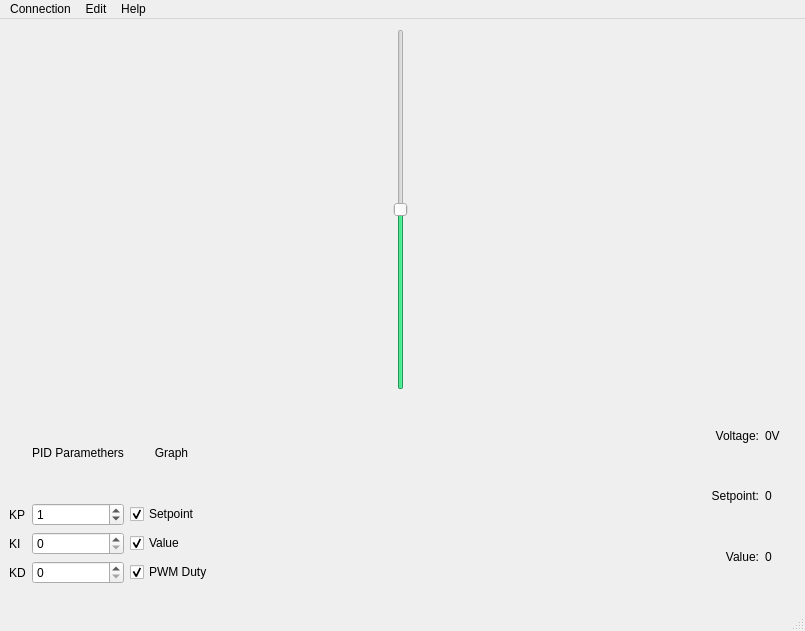
Before: the Qt Designer form Qt/uic/mainwindow.ui in mbober1/EDrive, drawn with Qt 5.
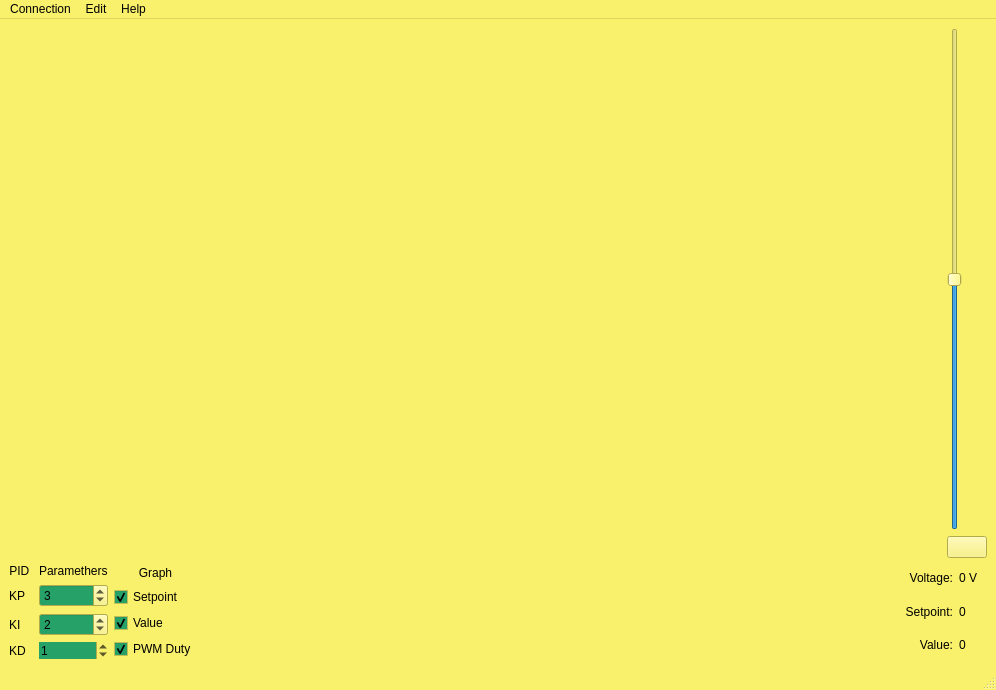
After: the same form once the commit is applied. Icons and pictures are not drawn.

Commit message: stop button (closes #12)

What changed in the file:
```diff
--- a/Qt/uic/mainwindow.ui
+++ b/Qt/uic/mainwindow.ui
@@ -6,79 +6,250 @@
    <rect>
     <x>0</x>
     <y>0</y>
-    <width>805</width>
-    <height>631</height>
+    <width>996</width>
+    <height>690</height>
    </rect>
   </property>
   <property name="palette">
    <palette>
     <active>
+     <colorrole role="WindowText">
+      <brush brushstyle="SolidPattern">
+       <color alpha="255">
+        <red>0</red>
+        <green>0</green>
+        <blue>0</blue>
+       </color>
+      </brush>
+     </colorrole>
+     <colorrole role="Button">
+      <brush brushstyle="SolidPattern">
+       <color alpha="255">
+        <red>249</red>
+        <green>240</green>
+        <blue>107</blue>
+       </color>
+      </brush>
+     </colorrole>
+     <colorrole role="Light">
+      <brush brushstyle="SolidPattern">
+       <color alpha="255">
+        <red>255</red>
+        <green>253</green>
+        <blue>228</blue>
+       </color>
+      </brush>
+     </colorrole>
+     <colorrole role="Midlight">
+      <brush brushstyle="SolidPattern">
+       <color alpha="255">
+        <red>252</red>
+        <green>246</green>
+        <blue>167</blue>
+       </color>
+      </brush>
+     </colorrole>
      <colorrole role="Dark">
       <brush brushstyle="SolidPattern">
        <color alpha="255">
-        <red>25</red>
-        <green>25</green>
-        <blue>25</blue>
+        <red>124</red>
+        <green>120</green>
+        <blue>53</blue>
        </color>
       </brush>
      </colorrole>
-     <colorrole role="Highlight">
+     <colorrole role="Mid">
       <brush brushstyle="SolidPattern">
        <color alpha="255">
-        <red>38</red>
-        <green>162</green>
-        <blue>105</blue>
+        <red>166</red>
+        <green>160</green>
+        <blue>71</blue>
        </color>
       </brush>
      </colorrole>
-     <colorrole role="Link">
+     <colorrole role="Text">
       <brush brushstyle="SolidPattern">
        <color alpha="255">
-        <red>87</red>
-        <green>227</green>
-        <blue>137</blue>
+        <red>0</red>
+        <green>0</green>
+        <blue>0</blue>
        </color>
       </brush>
      </colorrole>
-     <colorrole role="LinkVisited">
+     <colorrole role="BrightText">
       <brush brushstyle="SolidPattern">
        <color alpha="255">
+        <red>192</red>
+        <green>28</green>
+        <blue>40</blue>
+       </color>
+      </brush>
+     </colorrole>
+     <colorrole role="ButtonText">
+      <brush brushstyle="SolidPattern">
+       <color alpha="255">
+        <red>0</red>
+        <green>0</green>
+        <blue>0</blue>
+       </color>
+      </brush>
+     </colorrole>
+     <colorrole role="Base">
+      <brush brushstyle="SolidPattern">
+       <color alpha="255">
         <red>38</red>
         <green>162</green>
         <blue>105</blue>
        </color>
       </brush>
      </colorrole>
+     <colorrole role="Window">
+      <brush brushstyle="SolidPattern">
+       <color alpha="255">
+        <red>249</red>
+        <green>240</green>
+        <blue>107</blue>
+       </color>
+      </brush>
+     </colorrole>
+     <colorrole role="Shadow">
+      <brush brushstyle="SolidPattern">
+       <color alpha="255">
+        <red>0</red>
+        <green>0</green>
+        <blue>0</blue>
+       </color>
+      </brush>
+     </colorrole>
+     <colorrole role="HighlightedText">
+      <brush brushstyle="SolidPattern">
+       <color alpha="255">
+        <red>153</red>
+        <green>193</green>
+        <blue>241</blue>
+       </color>
+      </brush>
+     </colorrole>
+     <colorrole role="AlternateBase">
+      <brush brushstyle="SolidPattern">
+       <color alpha="255">
+        <red>252</red>
+        <green>247</green>
+        <blue>181</blue>
+       </color>
+      </brush>
+     </colorrole>
+     <colorrole role="ToolTipBase">
+      <brush brushstyle="SolidPattern">
+       <color alpha="255">
+        <red>255</red>
+        <green>255</green>
+        <blue>220</blue>
+       </color>
+      </brush>
+     </colorrole>
+     <colorrole role="ToolTipText">
+      <brush brushstyle="SolidPattern">
+       <color alpha="255">
+        <red>0</red>
+        <green>0</green>
+        <blue>0</blue>
+       </color>
+      </brush>
+     </colorrole>
+     <colorrole role="PlaceholderText">
+      <brush brushstyle="SolidPattern">
+       <color alpha="128">
+        <red>0</red>
+        <green>0</green>
+        <blue>0</blue>
+       </color>
+      </brush>
+     </colorrole>
     </active>
     <inactive>
+     <colorrole role="WindowText">
+      <brush brushstyle="SolidPattern">
+       <color alpha="255">
+        <red>0</red>
+        <green>0</green>
+        <blue>0</blue>
+       </color>
+      </brush>
+     </colorrole>
+     <colorrole role="Button">
+      <brush brushstyle="SolidPattern">
+       <color alpha="255">
+        <red>249</red>
+        <green>240</green>
+        <blue>107</blue>
+       </color>
+      </brush>
+     </colorrole>
+     <colorrole role="Light">
+      <brush brushstyle="SolidPattern">
+       <color alpha="255">
+        <red>255</red>
+        <green>253</green>
+        <blue>228</blue>
+       </color>
+      </brush>
+     </colorrole>
+     <colorrole role="Midlight">
+      <brush brushstyle="SolidPattern">
+       <color alpha="255">
+        <red>252</red>
+        <green>246</green>
+        <blue>167</blue>
+       </color>
+      </brush>
+     </colorrole>
      <colorrole role="Dark">
       <brush brushstyle="SolidPattern">
        <color alpha="255">
-        <red>24</red>
-        <green>24</green>
-        <blue>24</blue>
+        <red>124</red>
+        <green>120</green>
+        <blue>53</blue>
        </color>
       </brush>
      </colorrole>
-     <colorrole role="Highlight">
+     <colorrole role="Mid">
       <brush brushstyle="SolidPattern">
        <color alpha="255">
-        <red>51</red>
-        <green>209</green>
-        <blue>122</blue>
+        <red>166</red>
+        <green>160</green>
+        <blue>71</blue>
        </color>
       </brush>
      </colorrole>
-     <colorrole role="Link">
+     <colorrole role="Text">
       <brush brushstyle="SolidPattern">
        <color alpha="255">
-        <red>87</red>
-        <green>227</green>
-        <blue>137</blue>
+        <red>0</red>
+        <green>0</green>
+        <blue>0</blue>
        </color>
       </brush>
      </colorrole>
-     <colorrole role="LinkVisited">
+     <colorrole role="BrightText">
+      <brush brushstyle="SolidPattern">
+       <color alpha="255">
+        <red>129</red>
+        <green>61</green>
+        <blue>156</blue>
+       </color>
+      </brush>
+     </colorrole>
+     <colorrole role="ButtonText">
+      <brush brushstyle="SolidPattern">
+       <color alpha="255">
+        <red>0</red>
+        <green>0</green>
+        <blue>0</blue>
+       </color>
+      </brush>
+     </colorrole>
+     <colorrole role="Base">
       <brush brushstyle="SolidPattern">
        <color alpha="255">
         <red>38</red>
@@ -87,41 +258,221 @@
        </color>
       </brush>
      </colorrole>
+     <colorrole role="Window">
+      <brush brushstyle="SolidPattern">
+       <color alpha="255">
+        <red>249</red>
+        <green>240</green>
+        <blue>107</blue>
+       </color>
+      </brush>
+     </colorrole>
+     <colorrole role="Shadow">
+      <brush brushstyle="SolidPattern">
+       <color alpha="255">
+        <red>0</red>
+        <green>0</green>
+        <blue>0</blue>
+       </color>
+      </brush>
+     </colorrole>
+     <colorrole role="HighlightedText">
+      <brush brushstyle="SolidPattern">
+       <color alpha="255">
+        <red>198</red>
+        <green>70</green>
+        <blue>0</blue>
+       </color>
+      </brush>
+     </colorrole>
+     <colorrole role="AlternateBase">
+      <brush brushstyle="SolidPattern">
+       <color alpha="255">
+        <red>252</red>
+        <green>247</green>
+        <blue>181</blue>
+       </color>
+      </brush>
+     </colorrole>
+     <colorrole role="ToolTipBase">
+      <brush brushstyle="SolidPattern">
+       <color alpha="255">
+        <red>255</red>
+        <green>255</green>
+        <blue>220</blue>
+       </color>
+      </brush>
+     </colorrole>
+     <colorrole role="ToolTipText">
+      <brush brushstyle="SolidPattern">
+       <color alpha="255">
+        <red>0</red>
+        <green>0</green>
+        <blue>0</blue>
+       </color>
+      </brush>
+     </colorrole>
+     <colorrole role="PlaceholderText">
+      <brush brushstyle="SolidPattern">
+       <color alpha="128">
+        <red>0</red>
+        <green>0</green>
+        <blue>0</blue>
+       </color>
+      </brush>
+     </colorrole>
     </inactive>
     <disabled>
+     <colorrole role="WindowText">
+      <brush brushstyle="SolidPattern">
+       <color alpha="255">
+        <red>124</red>
+        <green>120</green>
+        <blue>53</blue>
+       </color>
+      </brush>
+     </colorrole>
+     <colorrole role="Button">
+      <brush brushstyle="SolidPattern">
+       <color alpha="255">
+        <red>249</red>
+        <green>240</green>
+        <blue>107</blue>
+       </color>
+      </brush>
+     </colorrole>
+     <colorrole role="Light">
+      <brush brushstyle="SolidPattern">
+       <color alpha="255">
+        <red>255</red>
+        <green>253</green>
+        <blue>228</blue>
+       </color>
+      </brush>
+     </colorrole>
+     <colorrole role="Midlight">
+      <brush brushstyle="SolidPattern">
+       <color alpha="255">
+        <red>252</red>
+        <green>246</green>
+        <blue>167</blue>
+       </color>
+      </brush>
+     </colorrole>
      <colorrole role="Dark">
       <brush brushstyle="SolidPattern">
        <color alpha="255">
-        <red>24</red>
-        <green>24</green>
-        <blue>24</blue>
+        <red>124</red>
+        <green>120</green>
+        <blue>53</blue>
        </color>
       </brush>
      </colorrole>
-     <colorrole role="Highlight">
+     <colorrole role="Mid">
       <brush brushstyle="SolidPattern">
        <color alpha="255">
-        <red>143</red>
+        <red>166</red>
+        <green>160</green>
+        <blue>71</blue>
+       </color>
+      </brush>
+     </colorrole>
+     <colorrole role="Text">
+      <brush brushstyle="SolidPattern">
+       <color alpha="255">
+        <red>124</red>
+        <green>120</green>
+        <blue>53</blue>
+       </color>
+      </brush>
+     </colorrole>
+     <colorrole role="BrightText">
+      <brush brushstyle="SolidPattern">
+       <color alpha="255">
+        <red>192</red>
+        <green>28</green>
+        <blue>40</blue>
+       </color>
+      </brush>
+     </colorrole>
+     <colorrole role="ButtonText">
+      <brush brushstyle="SolidPattern">
+       <color alpha="255">
+        <red>124</red>
+        <green>120</green>
+        <blue>53</blue>
+       </color>
+      </brush>
+     </colorrole>
+     <colorrole role="Base">
+      <brush brushstyle="SolidPattern">
+       <color alpha="255">
+        <red>249</red>
         <green>240</green>
-        <blue>164</blue>
+        <blue>107</blue>
        </color>
       </brush>
      </colorrole>
-     <colorrole role="Link">
+     <colorrole role="Window">
       <brush brushstyle="SolidPattern">
        <color alpha="255">
-        <red>87</red>
-        <green>227</green>
-        <blue>137</blue>
+        <red>249</red>
+        <green>240</green>
+        <blue>107</blue>
        </color>
       </brush>
      </colorrole>
-     <colorrole role="LinkVisited">
+     <colorrole role="Shadow">
       <brush brushstyle="SolidPattern">
        <color alpha="255">
-        <red>38</red>
-        <green>162</green>
-        <blue>105</blue>
+        <red>0</red>
+        <green>0</green>
+        <blue>0</blue>
+       </color>
+      </brush>
+     </colorrole>
+     <colorrole role="HighlightedText">
+      <brush brushstyle="SolidPattern">
+       <color alpha="255">
+        <red>152</red>
+        <green>106</green>
+        <blue>68</blue>
+       </color>
+      </brush>
+     </colorrole>
+     <colorrole role="AlternateBase">
+      <brush brushstyle="SolidPattern">
+       <color alpha="255">
+        <red>249</red>
+        <green>240</green>
+        <blue>107</blue>
+       </color>
+      </brush>
+     </colorrole>
+     <colorrole role="ToolTipBase">
+      <brush brushstyle="SolidPattern">
+       <color alpha="255">
+        <red>255</red>
+        <green>255</green>
+        <blue>220</blue>
+       </color>
+      </brush>
+     </colorrole>
+     <colorrole role="ToolTipText">
+      <brush brushstyle="SolidPattern">
+       <color alpha="255">
+        <red>0</red>
+        <green>0</green>
+        <blue>0</blue>
+       </color>
+      </brush>
+     </colorrole>
+     <colorrole role="PlaceholderText">
+      <brush brushstyle="SolidPattern">
+       <color alpha="128">
+        <red>0</red>
+        <green>0</green>
+        <blue>0</blue>
        </color>
       </brush>
      </colorrole>
@@ -139,215 +490,300 @@
    <double>0.950000000000000</double>
   </property>
   <widget class="QWidget" name="centralwidget">
-   <widget class="QWidget" name="gridLayoutWidget">
-    <property name="geometry">
-     <rect>
-      <x>9</x>
-      <y>389</y>
-      <width>781</width>
-      <height>176</height>
-     </rect>
-    </property>
-    <layout class="QGridLayout" name="gridLayout">
-     <item row="0" column="4">
-      <layout class="QGridLayout" name="gridLayout_2">
-       <property name="leftMargin">
-        <number>10</number>
-       </property>
-       <property name="rightMargin">
-        <number>10</number>
-       </property>
-       <item row="0" column="1">
-        <widget class="QLabel" name="voltageLabelValue">
-         <property name="text">
-          <string>0V</string>
-         </property>
-        </widget>
-       </item>
-       <item row="1" column="0">
-        <widget class="QLabel" name="setpointLabel">
-         <property name="text">
-          <string>Setpoint:</string>
-         </property>
-         <property name="alignment">
-          <set>Qt::AlignRight|Qt::AlignTrailing|Qt::AlignVCenter</set>
-         </property>
-        </widget>
-       </item>
-       <item row="0" column="0">
-        <widget class="QLabel" name="voltageLabel">
-         <property name="text">
-          <string>Voltage:</string>
-         </property>
-         <property name="alignment">
-          <set>Qt::AlignRight|Qt::AlignTrailing|Qt::AlignVCenter</set>
-         </property>
-        </widget>
-       </item>
-       <item row="2" column="0">
-        <widget class="QLabel" name="valueLabel">
-         <property name="text">
-          <string>Value:</string>
-         </property>
-         <property name="alignment">
-          <set>Qt::AlignRight|Qt::AlignTrailing|Qt::AlignVCenter</set>
-         </property>
-        </widget>
-       </item>
-       <item row="1" column="1">
-        <widget class="QLabel" name="setpointLabelValue">
-         <property name="text">
-          <string>0</string>
-         </property>
-        </widget>
-       </item>
-       <item row="2" column="1">
-        <widget class="QLabel" name="valueLabelValue">
-         <property name="text">
-          <string>0</string>
-         </property>
-        </widget>
-       </item>
-      </layout>
-     </item>
-     <item row="0" column="0">
-      <layout class="QGridLayout" name="gridLayout_3">
-       <item row="2" column="3">
-        <widget class="QCheckBox" name="ValueCheckBox">
-         <property name="text">
-          <string>Value</string>
-         </property>
-         <property name="checked">
-          <bool>true</bool>
-         </property>
-        </widget>
-       </item>
-       <item row="2" column="4">
-        <spacer name="horizontalSpacer">
-         <property name="orientation">
-          <enum>Qt::Horizontal</enum>
-         </property>
-         <property name="sizeHint" stdset="0">
-          <size>
-           <width>40</width>
-           <height>20</height>
-          </size>
-         </property>
-        </spacer>
-       </item>
-       <item row="1" column="1">
-        <widget class="QLabel" name="KpLabel">
-         <property name="text">
-          <string>KP</string>
-         </property>
-        </widget>
-       </item>
-       <item row="3" column="2">
-        <widget class="QSpinBox" name="KdSpinbox"/>
-       </item>
-       <item row="2" column="1">
-        <widget class="QLabel" name="KiLabel">
-         <property name="text">
-          <string>KI</string>
-         </property>
-        </widget>
-       </item>
-       <item row="2" column="2">
-        <widget class="QSpinBox" name="KiSpinbox"/>
-       </item>
-       <item row="1" column="2">
-        <widget class="QSpinBox" name="KpSpinBox">
-         <property name="value">
-          <number>1</number>
-         </property>
-        </widget>
-       </item>
-       <item row="3" column="1">
-        <widget class="QLabel" name="KdLabel">
-         <property name="text">
-          <string>KD</string>
-         </property>
-        </widget>
-       </item>
-       <item row="1" column="3">
-        <widget class="QCheckBox" name="SetpointCheckBox">
-         <property name="text">
-          <string>Setpoint</string>
-         </property>
-         <property name="checked">
-          <bool>true</bool>
-         </property>
-        </widget>
-       </item>
-       <item row="3" column="3">
-        <widget class="QCheckBox" name="DutyCheckBox">
-         <property name="text">
-          <string>PWM Duty</string>
-         </property>
-         <property name="checked">
-          <bool>true</bool>
-         </property>
-        </widget>
-       </item>
-       <item row="0" column="2">
-        <widget class="QLabel" name="label">
-         <property name="text">
-          <string>PID Paramethers</string>
-         </property>
-         <property name="alignment">
-          <set>Qt::AlignCenter</set>
-         </property>
-        </widget>
-       </item>
-       <item row="0" column="3">
-        <widget class="QLabel" name="label_2">
-         <property name="text">
-          <string>Graph</string>
-         </property>
-         <property name="alignment">
-          <set>Qt::AlignCenter</set>
-         </property>
-        </widget>
-       </item>
-      </layout>
-     </item>
-    </layout>
-   </widget>
-   <widget class="QWidget" name="horizontalLayoutWidget">
-    <property name="geometry">
-     <rect>
-      <x>10</x>
-      <y>10</y>
-      <width>781</width>
-      <height>361</height>
-     </rect>
-    </property>
-    <layout class="QHBoxLayout" name="mainLayout">
-     <item>
-      <layout class="QGridLayout" name="chartLayout"/>
-     </item>
-     <item>
-      <widget class="QSlider" name="SetpointSlider">
-       <property name="minimum">
-        <number>-60</number>
-       </property>
-       <property name="maximum">
-        <number>60</number>
-       </property>
-       <property name="orientation">
-        <enum>Qt::Vertical</enum>
-       </property>
-      </widget>
-     </item>
-    </layout>
-   </widget>
+   <property name="sizePolicy">
+    <sizepolicy hsizetype="Expanding" vsizetype="Expanding">
+     <horstretch>0</horstretch>
+     <verstretch>0</verstretch>
+    </sizepolicy>
+   </property>
+   <layout class="QVBoxLayout" name="verticalLayout_2">
+    <item>
+     <layout class="QHBoxLayout" name="mainLayout">
+      <item>
+       <layout class="QGridLayout" name="chartLayout">
+        <item row="0" column="0">
+         <spacer name="horizontalSpacer_2">
+          <property name="orientation">
+           <enum>Qt::Horizontal</enum>
+          </property>
+          <property name="sizeHint" stdset="0">
+           <size>
+            <width>40</width>
+            <height>20</height>
+           </size>
+          </property>
+         </spacer>
+        </item>
+       </layout>
+      </item>
+      <item>
+       <layout class="QVBoxLayout" name="verticalLayout">
+        <item>
+         <widget class="QSlider" name="SetpointSlider">
+          <property name="minimumSize">
+           <size>
+            <width>0</width>
+            <height>400</height>
+           </size>
+          </property>
+          <property name="layoutDirection">
+           <enum>Qt::LeftToRight</enum>
+          </property>
+          <property name="minimum">
+           <number>-60</number>
+          </property>
+          <property name="maximum">
+           <number>60</number>
+          </property>
+          <property name="orientation">
+           <enum>Qt::Vertical</enum>
+          </property>
+         </widget>
+        </item>
+        <item>
+         <widget class="QPushButton" name="stopButton">
+          <property name="sizePolicy">
+           <sizepolicy hsizetype="Fixed" vsizetype="Fixed">
+            <horstretch>0</horstretch>
+            <verstretch>0</verstretch>
+           </sizepolicy>
+          </property>
+          <property name="minimumSize">
+           <size>
+            <width>20</width>
+            <height>20</height>
+           </size>
+          </property>
+          <property name="text">
+           <string/>
+          </property>
+          <property name="icon">
+           <iconset resource="../resources/resources.qrc">
+            <normaloff>:/icons/icons/quit.png</normaloff>:/icons/icons/quit.png</iconset>
+          </property>
+          <property name="iconSize">
+           <size>
+            <width>10</width>
+            <height>10</height>
+           </size>
+          </property>
+          <property name="shortcut">
+           <string>S</string>
+          </property>
+         </widget>
+        </item>
+       </layout>
+      </item>
+     </layout>
+    </item>
+    <item>
+     <layout class="QGridLayout" name="gridLayout">
+      <property name="sizeConstraint">
+       <enum>QLayout::SetMaximumSize</enum>
+      </property>
+      <item row="0" column="4">
+       <layout class="QGridLayout" name="gridLayout_2">
+        <property name="leftMargin">
+         <number>10</number>
+        </property>
+        <property name="rightMargin">
+         <number>10</number>
+        </property>
+        <item row="1" column="0">
+         <widget class="QLabel" name="setpointLabel">
+          <property name="text">
+           <string>Setpoint:</string>
+          </property>
+          <property name="alignment">
+           <set>Qt::AlignRight|Qt::AlignTrailing|Qt::AlignVCenter</set>
+          </property>
+         </widget>
+        </item>
+        <item row="2" column="0">
+         <widget class="QLabel" name="valueLabel">
+          <property name="text">
+           <string>Value:</string>
+          </property>
+          <property name="alignment">
+           <set>Qt::AlignRight|Qt::AlignTrailing|Qt::AlignVCenter</set>
+          </property>
+         </widget>
+        </item>
+        <item row="0" column="1">
+         <widget class="QLabel" name="voltageLabelValue">
+          <property name="text">
+           <string>0 V</string>
+          </property>
+         </widget>
+        </item>
+        <item row="1" column="1">
+         <widget class="QLabel" name="setpointLabelValue">
+          <property name="text">
+           <string>0</string>
+          </property>
+         </widget>
+        </item>
+        <item row="2" column="1">
+         <widget class="QLabel" name="valueLabelValue">
+          <property name="text">
+           <string>0</string>
+          </property>
+         </widget>
+        </item>
+        <item row="0" column="0">
+         <widget class="QLabel" name="voltageLabel">
+          <property name="text">
+           <string>Voltage:</string>
+          </property>
+          <property name="alignment">
+           <set>Qt::AlignRight|Qt::AlignTrailing|Qt::AlignVCenter</set>
+          </property>
+         </widget>
+        </item>
+       </layout>
+      </item>
+      <item row="0" column="0">
+       <layout class="QGridLayout" name="gridLayout_3">
+        <item row="4" column="2">
+         <widget class="QSpinBox" name="KdSpinbox">
+          <property name="wrapping">
+           <bool>false</bool>
+          </property>
+          <property name="frame">
+           <bool>false</bool>
+          </property>
+          <property name="readOnly">
+           <bool>false</bool>
+          </property>
+          <property name="showGroupSeparator" stdset="0">
+           <bool>false</bool>
+          </property>
+          <property name="value">
+           <number>1</number>
+          </property>
+         </widget>
+        </item>
+        <item row="3" column="1">
+         <widget class="QLabel" name="KiLabel">
+          <property name="text">
+           <string>KI</string>
+          </property>
+         </widget>
+        </item>
+        <item row="4" column="1">
+         <widget class="QLabel" name="KdLabel">
+          <property name="text">
+           <string>KD</string>
+          </property>
+         </widget>
+        </item>
+        <item row="2" column="1">
+         <widget class="QLabel" name="KpLabel">
+          <property name="text">
+           <string>KP</string>
+          </property>
+         </widget>
+        </item>
+        <item row="2" column="2">
+         <widget class="QSpinBox" name="KpSpinBox">
+          <property name="value">
+           <number>3</number>
+          </property>
+         </widget>
+        </item>
+        <item row="3" column="2">
+         <widget class="QSpinBox" name="KiSpinbox">
+          <property name="value">
+           <number>2</number>
+          </property>
+         </widget>
+        </item>
+        <item row="1" column="1">
+         <widget class="QLabel" name="label">
+          <property name="text">
+           <string>PID </string>
+          </property>
+          <property name="alignment">
+           <set>Qt::AlignCenter</set>
+          </property>
+         </widget>
+        </item>
+        <item row="1" column="2">
+         <widget class="QLabel" name="label_3">
+          <property name="text">
+           <string>Paramethers</string>
+          </property>
+         </widget>
+        </item>
+       </layout>
+      </item>
+      <item row="0" column="1">
+       <layout class="QVBoxLayout" name="verticalLayout_4">
+        <item>
+         <widget class="QLabel" name="label_2">
+          <property name="text">
+           <string>Graph</string>
+          </property>
+          <property name="alignment">
+           <set>Qt::AlignCenter</set>
+          </property>
+         </widget>
+        </item>
+        <item>
+         <widget class="QCheckBox" name="SetpointCheckBox">
+          <property name="text">
+           <string>Setpoint</string>
+          </property>
+          <property name="checked">
+           <bool>true</bool>
+          </property>
+         </widget>
+        </item>
+        <item>
+         <widget class="QCheckBox" name="ValueCheckBox">
+          <property name="text">
+           <string>Value</string>
+          </property>
+          <property name="checked">
+           <bool>true</bool>
+          </property>
+         </widget>
+        </item>
+        <item>
+         <widget class="QCheckBox" name="DutyCheckBox">
+          <property name="text">
+           <string>PWM Duty</string>
+          </property>
+          <property name="checked">
+           <bool>true</bool>
+          </property>
+         </widget>
+        </item>
+       </layout>
+      </item>
+      <item row="0" column="2">
+       <spacer name="horizontalSpacer">
+        <property name="orientation">
+         <enum>Qt::Horizontal</enum>
+        </property>
+        <property name="sizeHint" stdset="0">
+         <size>
+          <width>40</width>
+          <height>20</height>
+         </size>
+        </property>
+       </spacer>
+      </item>
+     </layout>
+    </item>
+   </layout>
   </widget>
   <widget class="QMenuBar" name="menubar">
    <property name="geometry">
     <rect>
      <x>0</x>
      <y>0</y>
-     <width>805</width>
+     <width>996</width>
      <height>35</height>
     </rect>
    </property>
```
The commit also changes 2 other files.
